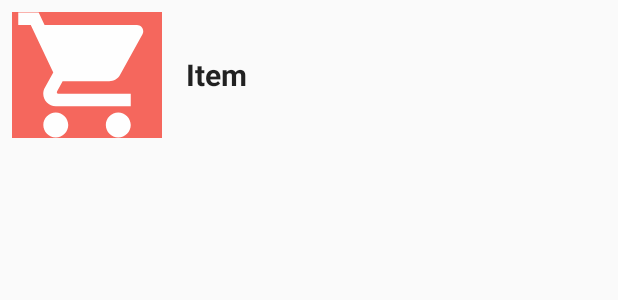
After one commit to handstandsam/ShoppingApp, an Android app: the layout view_recyclerview_cart_item_row.xml on its own in the app's theme, with its tools: preview values and no code run, on a phone screen of 412 x 824 dp. The commit adds this screen. Shown: the top 300 px of the screen. Run offline under Robolectric (Android 15) with nearby library versions, the phone set to English and light mode, and no system bars.

Commit message:
Added a stylized cart!

```diff
--- /dev/null
+++ b/app/src/main/res/layout/view_recyclerview_cart_item_row.xml
@@ -0,0 +1,29 @@
+<?xml version="1.0" encoding="utf-8"?>
+
+<RelativeLayout xmlns:android="http://schemas.android.com/apk/res/android"
+    xmlns:tools="http://schemas.android.com/tools"
+    android:layout_width="match_parent"
+    android:layout_height="100dp"
+    android:background="@drawable/selector"
+    android:padding="@dimen/one"
+    android:orientation="horizontal">
+
+    <android.support.v7.widget.AppCompatImageView
+        android:id="@+id/image"
+        android:layout_width="100dp"
+        android:layout_height="100dp"
+        android:layout_alignParentLeft="true"
+        android:alpha="@dimen/alpha"
+        android:background="@color/material_red"
+        android:scaleType="centerCrop"
+        tools:src="@drawable/ic_shopping_cart_white_24px" />
+
+    <TextView
+        android:id="@+id/text"
+        style="@style/CartItemRowTitle"
+        android:layout_width="wrap_content"
+        android:layout_height="wrap_content"
+        android:layout_toRightOf="@id/image"
+        android:layout_alignParentEnd="true"
+        tools:text="Item" />
+</RelativeLayout>
--- a/app/src/main/res/values/dimens.xml
+++ b/app/src/main/res/values/dimens.xml
@@ -7,6 +7,7 @@
     <dimen name="activity_padding">16dp</dimen>
     <dimen name="alpha">0.8</dimen>
 
+    <dimen name="item_in_cart_label">20sp</dimen>
     <dimen name="item_title">24sp</dimen>
     <dimen name="category_title">32sp</dimen>
     <dimen name="welcome_message">20sp</dimen>
--- a/app/src/main/res/values/styles.xml
+++ b/app/src/main/res/values/styles.xml
@@ -33,4 +33,17 @@
         <item name="android:layout_centerHorizontal">true</item>
     </style>
 
+
+    <style name="CartItemRowTitle" parent="TextAppearance.AppCompat">
+        <!-- Customize your theme here. -->
+        <item name="android:paddingLeft">@dimen/two</item>
+        <item name="android:paddingRight">@dimen/two</item>
+        <item name="android:layout_width">wrap_content</item>
+        <item name="android:layout_height">wrap_content</item>
+        <item name="android:layout_centerVertical">true</item>
+        <item name="android:textStyle">bold</item>
+        <item name="android:gravity">left</item>
+        <item name="android:textSize">@dimen/item_in_cart_label</item>
+    </style>
+
 </resources>
```
Also changed, not shown: app/src/main/java/com/handstandsam/shoppingapp/features/checkout/CartContentsMessage.kt (deleted, +0 -29 lines), app/src/main/java/com/handstandsam/shoppingapp/features/checkout/CheckoutActivity.kt (+15 -4 lines), app/src/main/java/com/handstandsam/shoppingapp/features/checkout/CheckoutItemRowViewHolder.kt (added, +48 -0 lines), app/src/main/java/com/handstandsam/shoppingapp/features/checkout/CheckoutRVAdapter.kt (added, +32 -0 lines), app/src/main/res/layout/activity_checkout.xml (+14 -11 lines).
